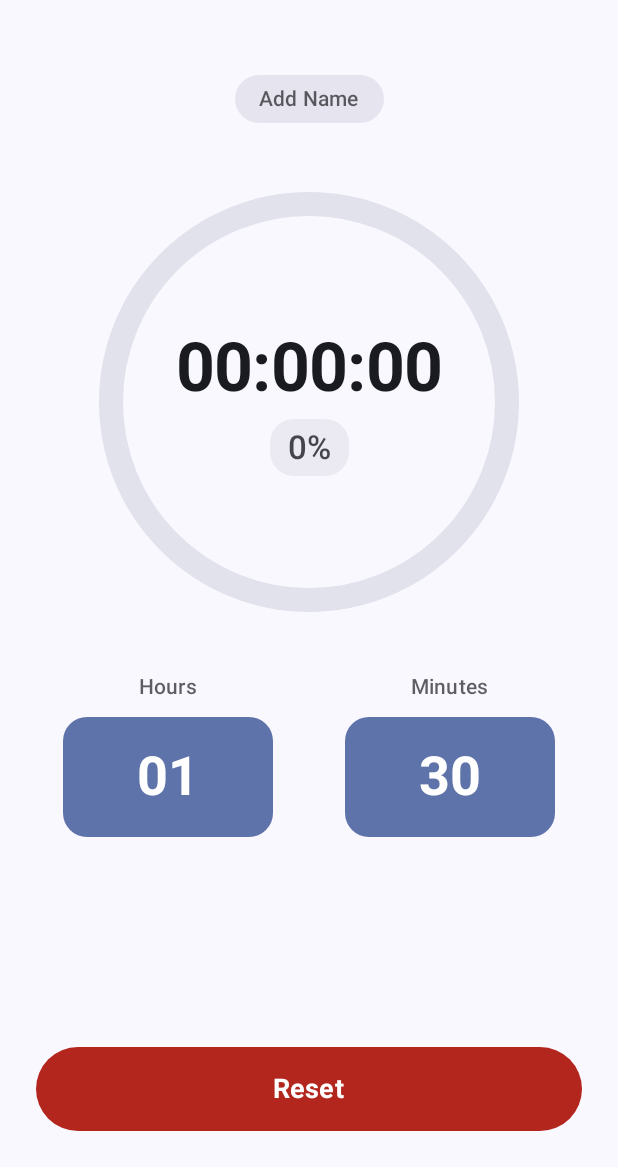
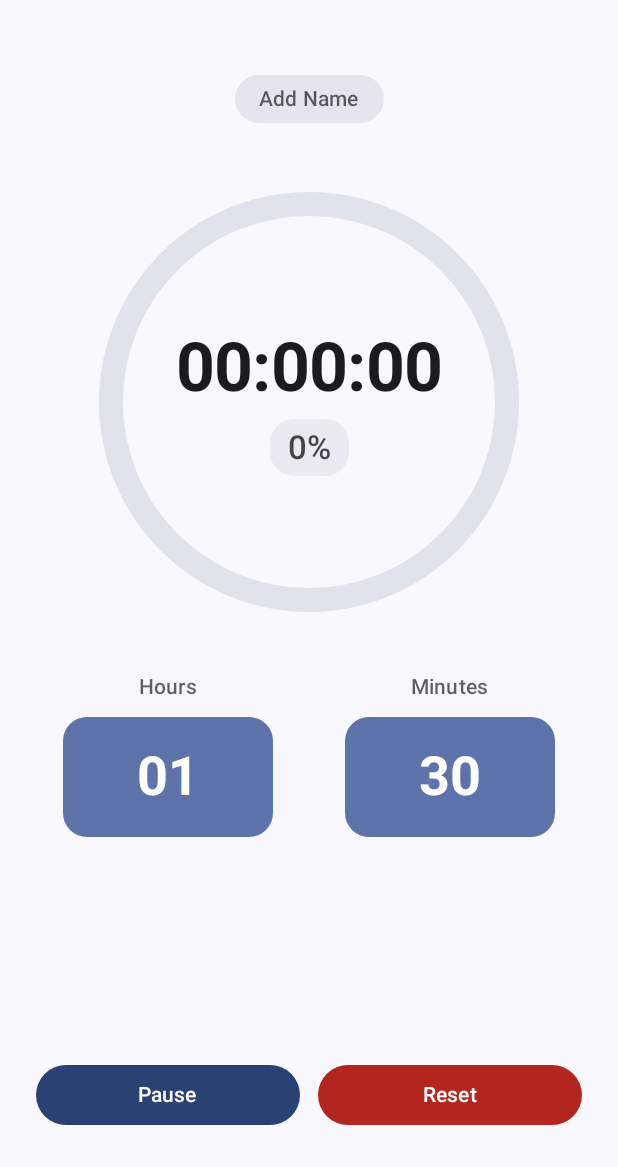
Before and after one commit to teja2495/simple-progress, an Android app built with Jetpack Compose: the screen it shows after launch (MainActivity), after a tap on "Start", on a phone screen of 412 x 824 dp, the part 69-1236 px from its top. Run offline under Robolectric (Android 15) with nearby library versions, the phone set to English and light mode, and no system bars; 2 statements that could not run were skipped.

Commit message:
option pause timer

```diff
--- a/app/src/main/java/com/example/simple_progress/MainActivity.kt
+++ b/app/src/main/java/com/example/simple_progress/MainActivity.kt
@@ -103,6 +103,8 @@ fun TimerScreen(viewModel: TimerViewModel = viewModel()) {
             onSchedule = { showScheduleDialog = true },
             onReset = viewModel::resetTimer,
             onCancelScheduled = { viewModel.cancelScheduledTimer() },
+            onPause = { viewModel.pauseTimer() },
+            onResume = { viewModel.resumeTimer() },
             onModeChanged = viewModel::setTimerMode,
             onHoursChanged = viewModel::updateHours,
             onMinutesChanged = viewModel::updateMinutes,
@@ -213,6 +215,8 @@ fun TimerContent(
     onSchedule: () -> Unit,
     onReset: () -> Unit,
     onCancelScheduled: () -> Unit,
+    onPause: () -> Unit,
+    onResume: () -> Unit,
     onModeChanged: (String) -> Unit,
     onHoursChanged: (Int) -> Unit,
     onMinutesChanged: (Int) -> Unit,
@@ -267,10 +271,13 @@ fun TimerContent(
             isRunning = uiState.isRunning,
             isFinished = uiState.isFinished,
             isScheduled = uiState.isScheduled,
+            isPaused = uiState.isPaused,
             onStart = onStart,
             onSchedule = onSchedule,
             onReset = onReset,
             onCancelScheduled = onCancelScheduled,
+            onPause = onPause,
+            onResume = onResume,
             modifier = Modifier.align(Alignment.BottomCenter),
             hours = uiState.hours,
             minutes = uiState.minutes,
--- a/app/src/main/java/com/example/simple_progress/TimerViewModel.kt
+++ b/app/src/main/java/com/example/simple_progress/TimerViewModel.kt
@@ -35,6 +35,7 @@ data class TimerState(
     val percentage: Int = 0,
     val isRunning: Boolean = false,
     val isFinished: Boolean = false,
+    val isPaused: Boolean = false,
     val hours: Int = 1,
     val minutes: Int = 30, // Default to 1 hour 30 minutes for duration mode
     val timerName: String = "",
@@ -213,6 +214,7 @@ class TimerViewModel(application: Application) : AndroidViewModel(application) {
             putExtra(TimerService.EXTRA_REMAINING_TIME, totalTimeInMillis)
             putExtra(TimerService.EXTRA_TOTAL_TIME, totalTimeInMillis)
             putExtra(TimerService.EXTRA_TIMER_NAME, _uiState.value.timerName)
+            putExtra(TimerService.EXTRA_TIMER_MODE, _uiState.value.timerMode)
         }
 
         ContextCompat.startForegroundService(context, intent)
@@ -222,6 +224,7 @@ class TimerViewModel(application: Application) : AndroidViewModel(application) {
         _uiState.value = _uiState.value.copy(
             isRunning = true,
             isFinished = false,
+            isPaused = false,
             progress = 0f,
             percentage = 0
         )
@@ -260,6 +263,7 @@ class TimerViewModel(application: Application) : AndroidViewModel(application) {
             putExtra(ScheduledTimerReceiver.EXTRA_REMAINING_TIME, totalTimeInMillis)
             putExtra(ScheduledTimerReceiver.EXTRA_TOTAL_TIME, totalTimeInMillis)
             putExtra(ScheduledTimerReceiver.EXTRA_TIMER_NAME, _uiState.value.timerName)
+            putExtra(ScheduledTimerReceiver.EXTRA_TIMER_MODE, _uiState.value.timerMode)
         }
 
         val pendingIntent = PendingIntent.getBroadcast(
@@ -330,6 +334,28 @@ class TimerViewModel(application: Application) : AndroidViewModel(application) {
         )
     }
 
+    fun pauseTimer() {
+        if (_uiState.value.isRunning && !_uiState.value.isPaused && _uiState.value.timerMode == "duration") {
+            val intent = Intent(context, TimerService::class.java).apply {
+                action = TimerService.ACTION_PAUSE_TIMER
+            }
+            ContextCompat.startForegroundService(context, intent)
+
+            _uiState.value = _uiState.value.copy(isPaused = true)
+        }
+    }
+
+    fun resumeTimer() {
+        if (_uiState.value.isRunning && _uiState.value.isPaused && _uiState.value.timerMode == "duration") {
+            val intent = Intent(context, TimerService::class.java).apply {
+                action = TimerService.ACTION_RESUME_TIMER
+            }
+            ContextCompat.startForegroundService(context, intent)
+
+            _uiState.value = _uiState.value.copy(isPaused = false)
+        }
+    }
+
     fun resetTimer() {
         // Stop the service
         val intent = Intent(context, TimerService::class.java).apply {
@@ -350,6 +376,7 @@ class TimerViewModel(application: Application) : AndroidViewModel(application) {
             percentage = 0,
             isRunning = false,
             isFinished = false,
+            isPaused = false,
             timerName = "",
             hours = if (currentState.timerMode == "duration") 1 else currentState.hours,
             minutes = if (currentState.timerMode == "duration") 30 else currentState.minutes,
@@ -452,6 +479,7 @@ class TimerViewModel(application: Application) : AndroidViewModel(application) {
             .putLong(KEY_END_TIME, endTime)
             .putLong(KEY_TOTAL_TIME, totalTime)
             .putString(KEY_TIMER_NAME, _uiState.value.timerName)
+            .putBoolean(KEY_IS_PAUSED, _uiState.value.isPaused)
             .apply()
     }
 
@@ -477,6 +505,7 @@ class TimerViewModel(application: Application) : AndroidViewModel(application) {
                 .putLong(KEY_SCHEDULED_TIME, scheduledTime)
                 .putLong(KEY_SCHEDULED_DURATION, duration)
                 .putString(KEY_SCHEDULED_TIMER_NAME, timerName)
+                .putString(KEY_SCHEDULED_TIMER_MODE, timerMode)
                 .apply()
         }
     }
@@ -486,6 +515,7 @@ class TimerViewModel(application: Application) : AndroidViewModel(application) {
             .remove(KEY_SCHEDULED_TIME)
             .remove(KEY_SCHEDULED_DURATION)
             .remove(KEY_SCHEDULED_TIMER_NAME)
+            .remove(KEY_SCHEDULED_TIMER_MODE)
             .apply()
     }
 
@@ -494,6 +524,7 @@ class TimerViewModel(application: Application) : AndroidViewModel(application) {
             .remove(KEY_END_TIME)
             .remove(KEY_TOTAL_TIME)
             .remove(KEY_TIMER_NAME)
+            .remove(KEY_IS_PAUSED)
             .apply()
     }
 
@@ -502,11 +533,13 @@ class TimerViewModel(application: Application) : AndroidViewModel(application) {
         val totalTime = sharedPreferences.getLong(KEY_TOTAL_TIME, 0)
         val timerName = sharedPreferences.getString(KEY_TIMER_NAME, "") ?: ""
         val timerMode = sharedPreferences.getString(KEY_TIMER_MODE, "duration") ?: "duration"
+        val isPaused = sharedPreferences.getBoolean(KEY_IS_PAUSED, false)
 
         // Restore scheduled timer state
         val scheduledTime = sharedPreferences.getLong(KEY_SCHEDULED_TIME, 0)
         val scheduledDuration = sharedPreferences.getLong(KEY_SCHEDULED_DURATION, 0)
         val scheduledTimerName = sharedPreferences.getString(KEY_SCHEDULED_TIMER_NAME, "") ?: ""
+        val scheduledTimerMode = sharedPreferences.getString(KEY_SCHEDULED_TIMER_MODE, "duration") ?: "duration"
 
         // Set defaults based on mode
         val targetHour = if (timerMode == "target_time") getCurrentHour() else getDefaultTargetHour()
@@ -520,7 +553,8 @@ class TimerViewModel(application: Application) : AndroidViewModel(application) {
             hours = hours,
             minutes = minutes,
             targetHour = targetHour,
-            targetMinute = targetMinute
+            targetMinute = targetMinute,
+            isPaused = isPaused
         )
 
         // Check if there's a scheduled timer
@@ -552,7 +586,8 @@ class TimerViewModel(application: Application) : AndroidViewModel(application) {
 
             _uiState.value = _uiState.value.copy(
                 isRunning = true,
-                isFinished = false
+                isFinished = false,
+                isPaused = isPaused
             )
         }
     }
@@ -599,9 +634,11 @@ class TimerViewModel(application: Application) : AndroidViewModel(application) {
         private const val KEY_TIMER_MODE = "timer_mode"
         private const val KEY_TARGET_HOUR = "target_hour"
         private const val KEY_TARGET_MINUTE = "target_minute"
+        private const val KEY_IS_PAUSED = "is_paused"
         private const val KEY_SCHEDULED_TIME = "scheduled_time"
         private const val KEY_SCHEDULED_DURATION = "scheduled_duration"
         private const val KEY_SCHEDULED_TIMER_NAME = "scheduled_timer_name"
+        private const val KEY_SCHEDULED_TIMER_MODE = "scheduled_timer_mode"
         private const val SCHEDULED_TIMER_REQUEST_CODE = 1001
     }
 }
--- a/app/src/main/java/com/example/simple_progress/components/TimerControls.kt
+++ b/app/src/main/java/com/example/simple_progress/components/TimerControls.kt
@@ -32,10 +32,13 @@ fun BottomButtons(
     isRunning: Boolean,
     isFinished: Boolean,
     isScheduled: Boolean,
+    isPaused: Boolean = false,
     onStart: () -> Unit,
     onSchedule: () -> Unit,
     onReset: () -> Unit,
     onCancelScheduled: () -> Unit,
+    onPause: () -> Unit = {},
+    onResume: () -> Unit = {},
     modifier: Modifier = Modifier,
     hours: Int = 0,
     minutes: Int = 0,
@@ -53,10 +56,47 @@ fun BottomButtons(
                 ResetButton(onReset = onReset)
             }
             isRunning -> {
-                ResetButton(
-                    onReset = onReset,
-                    isError = true
-                )
+                if (timerMode == "duration") {
+                    // Show pause/resume and reset buttons for duration timers
+                    Row(
+                        modifier = Modifier.fillMaxWidth(),
+                        horizontalArrangement = Arrangement.spacedBy(12.dp)
+                    ) {
+                        if (isPaused) {
+                            Button(
+                                onClick = onResume,
+                                modifier = Modifier.weight(1f),
+                                shape = RoundedCornerShape(28.dp)
+                            ) {
+                                Text("Resume")
+                            }
+                        } else {
+                            Button(
+                                onClick = onPause,
+                                modifier = Modifier.weight(1f),
+                                shape = RoundedCornerShape(28.dp)
+                            ) {
+                                Text("Pause")
+                            }
+                        }
+                        Button(
+                            onClick = onReset,
+                            modifier = Modifier.weight(1f),
+                            colors = ButtonDefaults.buttonColors(
+                                containerColor = MaterialTheme.colorScheme.error
+                            ),
+                            shape = RoundedCornerShape(28.dp)
+                        ) {
+                            Text("Reset")
+                        }
+                    }
+                } else {
+                    // Show only reset button for time tab timers
+                    ResetButton(
+                        onReset = onReset,
+                        isError = true
+                    )
+                }
             }
             else -> {
                 val isEnabled = when (timerMode) {
```
Also changed, not shown: app/src/main/java/com/example/simple_progress/ScheduledTimerReceiver.kt (+7 -0 lines), app/src/main/java/com/example/simple_progress/TimerService.kt (+123 -5 lines).
